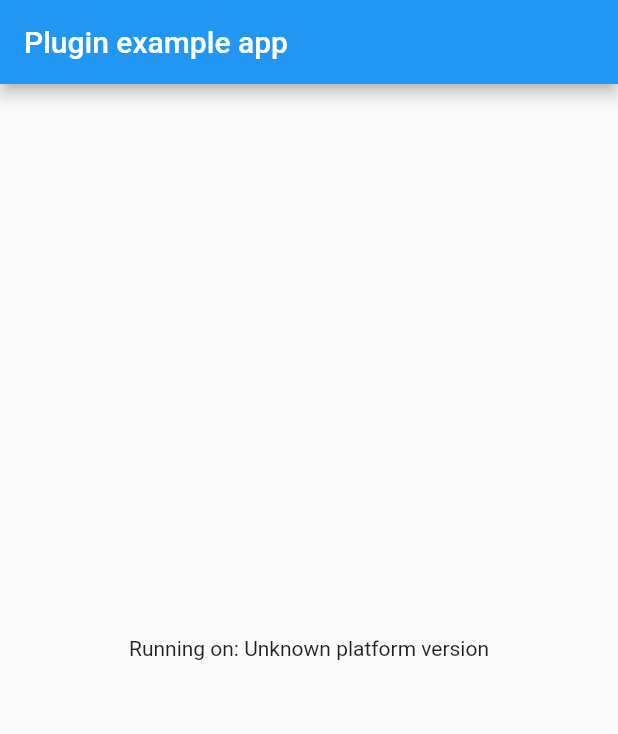
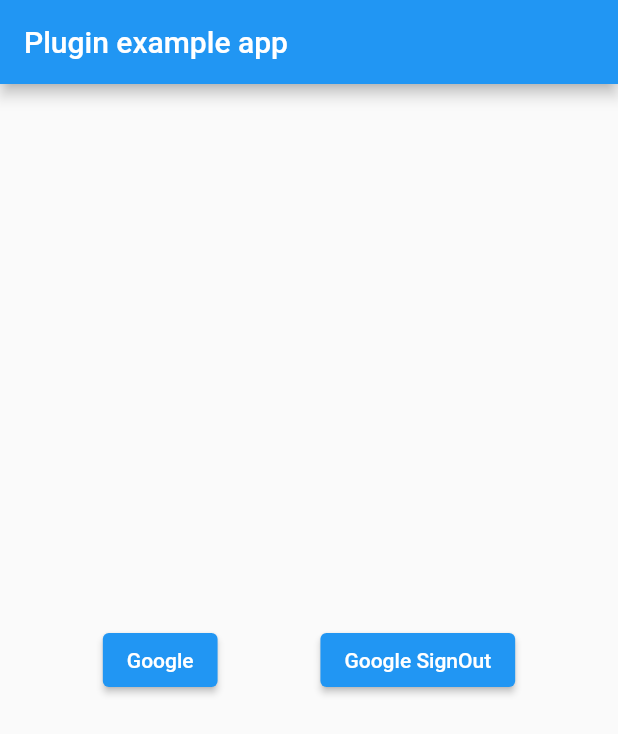
Before and after one commit to abhimortal6/universal_login, a Flutter app: the screen it shows after launch, on a phone screen of 412 x 824 dp. Shown: the top 734 px of the screen. Run offline on Flutter 3.47's test engine with Material 2 defaults, Android fonts, the phone set to English and light mode, and no system bars; our stand-ins replace firebase_auth, firebase_core, google_sign_in; accounts and stored records are empty.

Commit message:
+google signin/logout method

```diff
--- /dev/null
+++ b/example/lib/home_page.dart
@@ -0,0 +1,49 @@
+import 'package:flutter/material.dart';
+import 'package:universal_login/universal_login.dart';
+
+class HomePage extends StatefulWidget {
+  @override
+  _MyAppState createState() => _MyAppState();
+}
+
+class _MyAppState extends State<HomePage> {
+  @override
+  void initState() {
+    super.initState();
+  }
+
+  @override
+  Widget build(BuildContext context) {
+    return Scaffold(
+      appBar: AppBar(
+        title: const Text('Plugin example app'),
+      ),
+      body: Container(
+        height: double.infinity,
+        width: double.infinity,
+        child: Column(
+          mainAxisAlignment: MainAxisAlignment.center,
+          children: [
+            Row(
+              mainAxisAlignment: MainAxisAlignment.spaceEvenly,
+              children: [
+                ElevatedButton(
+                  child: Text("Google"),
+                  onPressed: () async {
+                    await UniversalLogin.loginGoogle();
+                  },
+                ),
+                ElevatedButton(
+                  child: Text("Google SignOut"),
+                  onPressed: () async {
+                    await UniversalLogin.logoutGoogle();
+                  },
+                ),
+              ],
+            ),
+          ],
+        ),
+      ),
+    );
+  }
+}
--- a/example/lib/main.dart
+++ b/example/lib/main.dart
@@ -1,60 +1,19 @@
 import 'package:flutter/material.dart';
-import 'dart:async';
-
 import 'package:flutter/services.dart';
 import 'package:universal_login/universal_login.dart';
+import 'package:universal_login_example/home_page.dart';
 
-void main() {
-  runApp(MyApp());
+void main() async {
+  WidgetsFlutterBinding.ensureInitialized();
+
+  await SystemChrome.setPreferredOrientations([DeviceOrientation.portraitUp, DeviceOrientation.portraitDown]);
+  await UniversalLogin.initializeFirebase();
+
+  runApp(new MaterialApp(
+    title: "Universal Login Test",
+    debugShowCheckedModeBanner: false,
+    routes: {
+      '/': (context) => HomePage(),
+    },
+  ));
 }
-
-class MyApp extends StatefulWidget {
-  @override
-  _MyAppState createState() => _MyAppState();
-}
-
-class _MyAppState extends State<MyApp> {
-  String _platformVersion = 'Unknown';
-
-  @override
-  void initState() {
-    super.initState();
-    initPlatformState();
-  }
-
-  // Platform messages are asynchronous, so we initialize in an async method.
-  Future<void> initPlatformState() async {
-    String platformVersion;
-    // Platform messages may fail, so we use a try/catch PlatformException.
-    // We also handle the message potentially returning null.
-    try {
-      platformVersion =
-          await UniversalLogin.platformVersion ?? 'Unknown platform version';
-    } on PlatformException {
-      platformVersion = 'Failed to get platform version.';
-    }
-
-    // If the widget was removed from the tree while the asynchronous platform
-    // message was in flight, we want to discard the reply rather than calling
-    // setState to update our non-existent appearance.
-    if (!mounted) return;
-
-    setState(() {
-      _platformVersion = platformVersion;
-    });
-  }
-
-  @override
-  Widget build(BuildContext context) {
-    return MaterialApp(
-      home: Scaffold(
-        appBar: AppBar(
-          title: const Text('Plugin example app'),
-        ),
-        body: Center(
-          child: Text('Running on: $_platformVersion\n'),
-        ),
-      ),
-    );
-  }
-}
--- a/pubspec.yaml
+++ b/pubspec.yaml
@@ -13,7 +13,7 @@ dependencies:
 
   firebase_core: ^1.3.0
   firebase_auth: ^1.4.1
-  flutter_facebook_auth: ^3.5.0
+#  flutter_facebook_auth: ^3.5.0
   google_sign_in: ^5.0.4
   sign_in_with_apple: ^3.0.0
 
```
Also changed, not shown: lib/universal_login.dart (+42 -3 lines), example/pubspec.lock, pubspec.lock, 2 other files.
